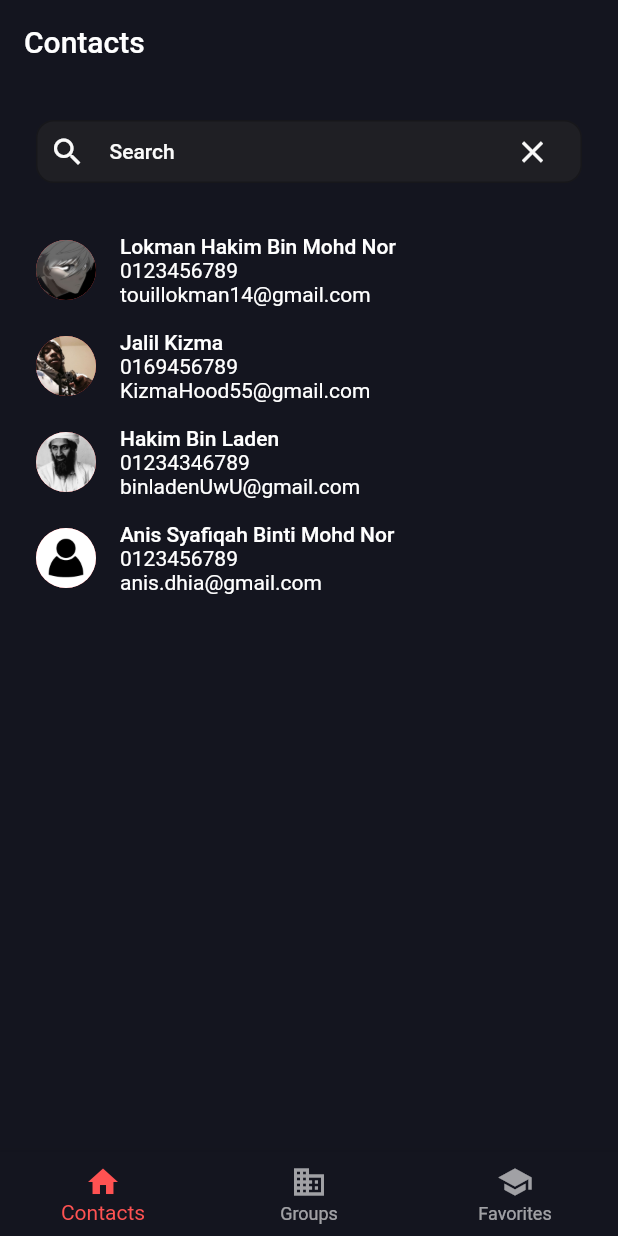
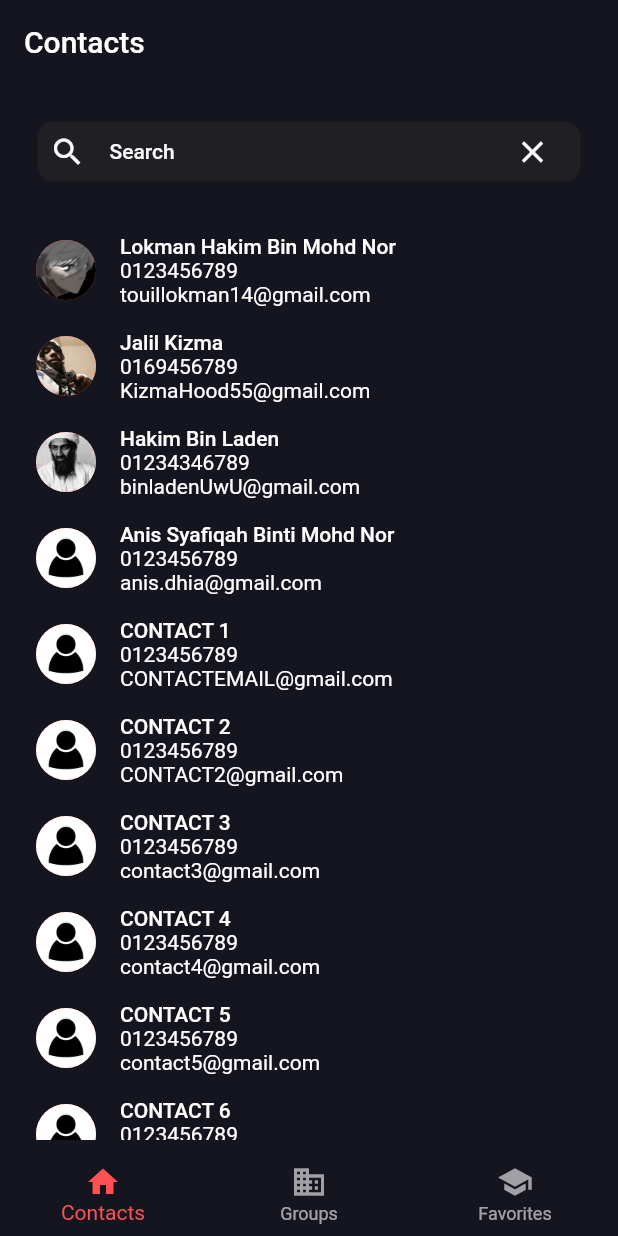
Before and after one commit to Lok1Tou1l/contactapp, a Flutter app: the screen it shows after launch, on a phone screen of 412 x 824 dp. Run offline on Flutter 3.47's test engine with Material 2 defaults, Android fonts, the phone set to English and light mode, and no system bars.

Commit message:
added contacts

```diff
--- a/lib/view/screens/contacts_screen.dart
+++ b/lib/view/screens/contacts_screen.dart
@@ -35,6 +35,48 @@ class _ContactScreenState extends State<ContactScreen> {
     Contact(
         name: 'Anis Syafiqah Binti Mohd Nor',
         email: 'anis.dhia@gmail.com',
+        phone: '0123456789',
+        address: '222B Baker street',
+        image: 'assets/images/contacts.jpg'),
+    Contact(
+        name: 'CONTACT 1',
+        email: 'CONTACTEMAIL@gmail.com',
+        phone: '0123456789',
+        address: '222B Baker street',
+        image: 'assets/images/contacts.jpg'),
+    Contact(
+        name: 'CONTACT 2',
+        email: 'CONTACT2@gmail.com',
+        phone: '0123456789',
+        address: '222B Baker street',
+        image: 'assets/images/contacts.jpg'),
+    Contact(
+        name: 'CONTACT 3',
+        email: 'contact3@gmail.com',
+        phone: '0123456789',
+        address: '222B Baker street',
+        image: 'assets/images/contacts.jpg'),
+    Contact(
+        name: 'CONTACT 4',
+        email: 'contact4@gmail.com',
+        phone: '0123456789',
+        address: '222B Baker street',
+        image: 'assets/images/contacts.jpg'),
+    Contact(
+        name: 'CONTACT 5',
+        email: 'contact5@gmail.com',
+        phone: '0123456789',
+        address: '222B Baker street',
+        image: 'assets/images/contacts.jpg'),
+    Contact(
+        name: 'CONTACT 6',
+        email: 'contact6@gmail.com',
+        phone: '0123456789',
+        address: '222B Baker street',
+        image: 'assets/images/contacts.jpg'),
+    Contact(
+        name: 'CONTACT 7',
+        email: 'contact7@gmail.com',
         phone: '0123456789',
         address: '222B Baker street',
         image: 'assets/images/contacts.jpg'),
```
